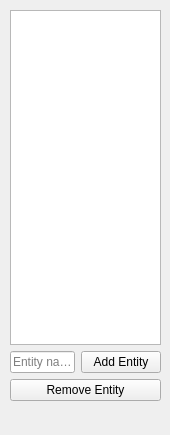
Old version of the form hierarchy.ui in the repository dibu13/Qt-2D-Painter.
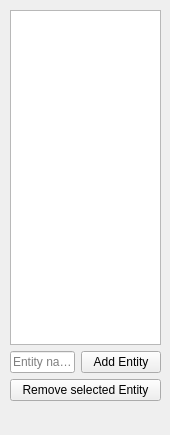
New version of the form.

Commit message: RemoveEntityButton SLOT :construction:

What changed in the file:
```diff
--- a/hierarchy.ui
+++ b/hierarchy.ui
@@ -62,7 +62,7 @@
     <item>
      <widget class="QPushButton" name="removeEntityButton">
       <property name="text">
-       <string>Remove Entity</string>
+       <string>Remove selected Entity</string>
       </property>
      </widget>
     </item>
```
The commit also changes 2 other files.
